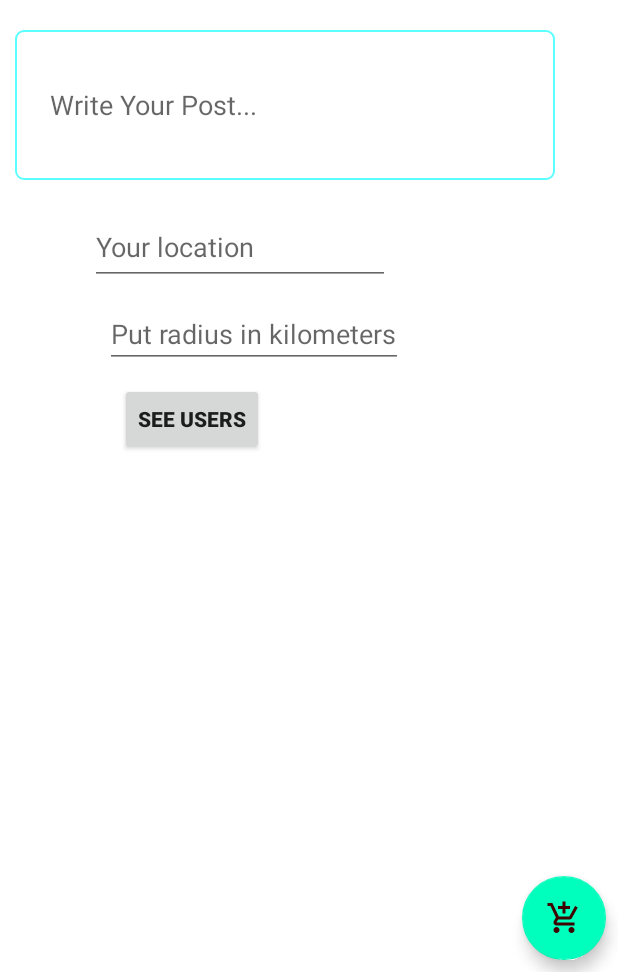
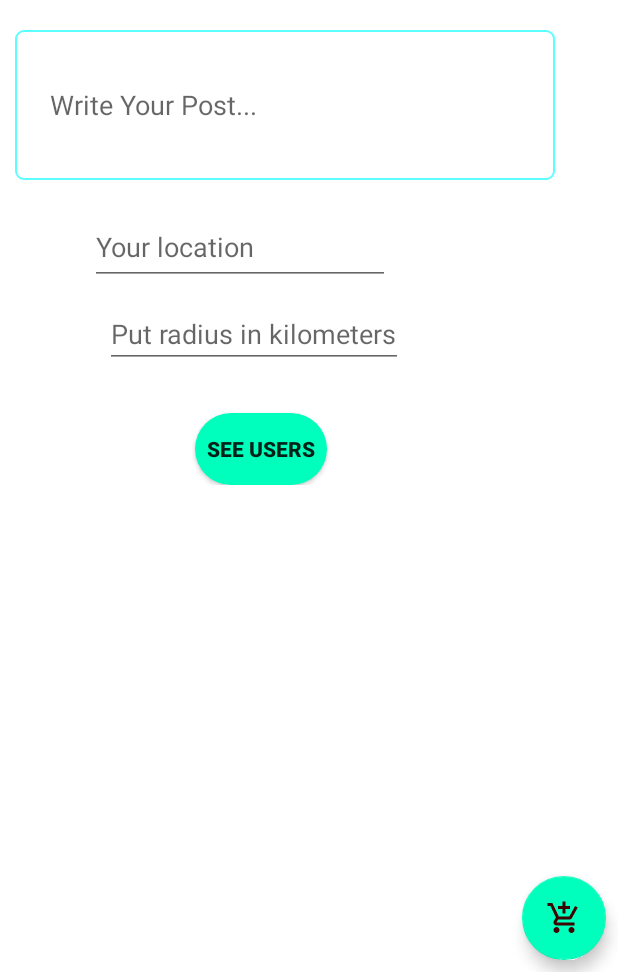
Before and after one commit to CosmicBeing09/Android_Project_250, an Android app: the fragment rescue_call_fragment placed in its activity, on a phone screen of 412 x 824 dp, the part 264-1236 px from its top. Run offline under Robolectric (Android 15) with nearby library versions, the phone set to English and light mode, and no system bars; our stand-ins replace CircleImageView, Firebase (no records; nobody signed in at launch, a user with empty details on screens opened directly), Picasso; pictures from the network do not load; 4 statements that could not run were skipped.

Commit message:
overlook change
change in overlook

Co-Authored-By: cosmicbeing09 <cosmicbeing09@users.noreply.github.com>

```diff
--- a/Hobbies/app/src/main/res/layout/rescue_fragmant.xml
+++ b/Hobbies/app/src/main/res/layout/rescue_fragmant.xml
@@ -54,6 +54,7 @@
                 android:hint="Put radius in kilometers"
                 android:layout_marginLeft="70dp"
                 android:layout_marginTop="10dp"
+
                 />
 
             <Button
@@ -63,8 +64,9 @@
                 android:id="@+id/rescue_button"
                 android:text="See Users"
                 android:textStyle="bold"
-                android:layout_marginLeft="80dp"
-                android:layout_marginTop="10dp"
+                android:background="@drawable/rounded_button"
+                android:layout_marginLeft="130dp"
+                android:layout_marginTop="30dp"
                 />
         </RelativeLayout>
     </ScrollView>
```
